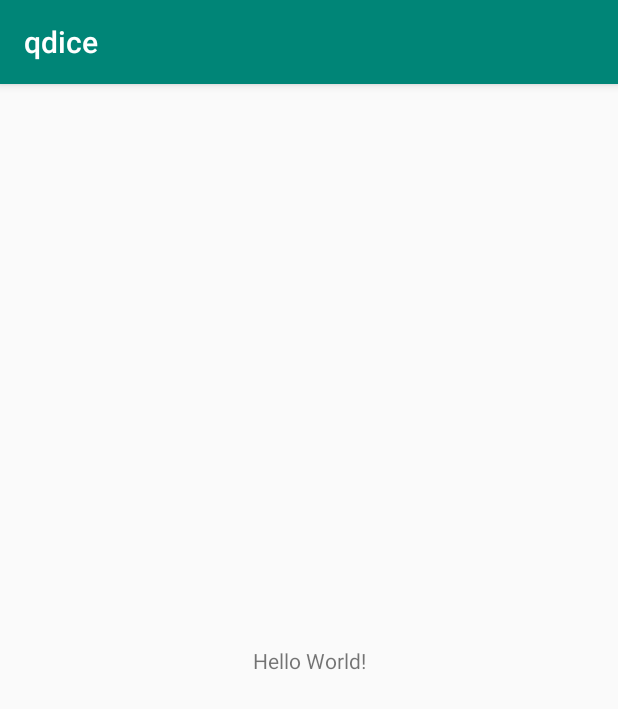
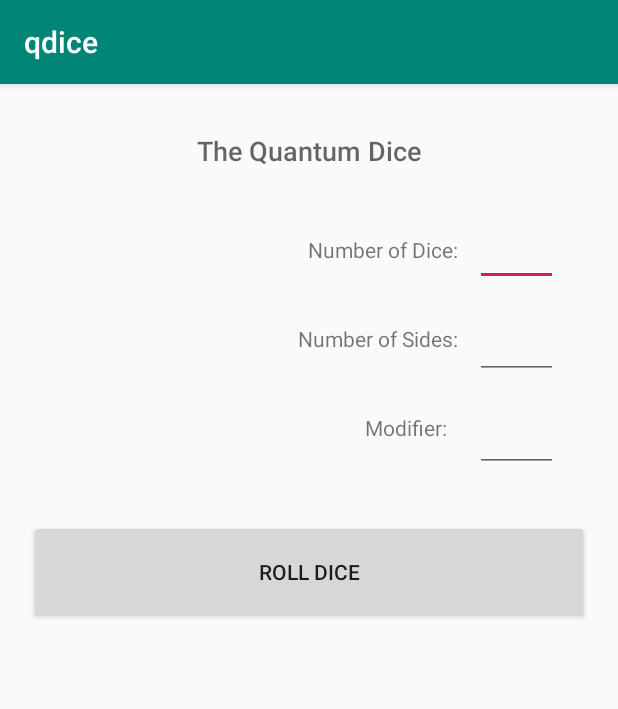
Before and after one commit to TheMagicNacho/qdice, an Android app: the screen it shows after launch (MainActivity), on a phone screen of 412 x 824 dp. Shown: the top 709 px of the screen. Run offline under Robolectric (Android 15) with nearby library versions, the phone set to English and light mode, and no system bars.

Commit message:
UI Input layout

```diff
--- a/app/src/main/AndroidManifest.xml
+++ b/app/src/main/AndroidManifest.xml
@@ -1,6 +1,6 @@
 <?xml version="1.0" encoding="utf-8"?>
 <manifest xmlns:android="http://schemas.android.com/apk/res/android"
-    package="com.example.qdice" >
+    package="com.example.qdice">
 
     <application
         android:allowBackup="true"
@@ -8,8 +8,8 @@
         android:label="@string/app_name"
         android:roundIcon="@mipmap/ic_launcher_round"
         android:supportsRtl="true"
-        android:theme="@style/AppTheme" >
-        <activity android:name=".MainActivity" >
+        android:theme="@style/AppTheme">
+        <activity android:name=".MainActivity">
             <intent-filter>
                 <action android:name="android.intent.action.MAIN" />
 
--- a/app/src/main/res/layout/activity_main.xml
+++ b/app/src/main/res/layout/activity_main.xml
@@ -1,19 +1,113 @@
 <?xml version="1.0" encoding="utf-8"?>
-<android.support.constraint.ConstraintLayout
-    xmlns:android="http://schemas.android.com/apk/res/android"
+<android.support.constraint.ConstraintLayout xmlns:android="http://schemas.android.com/apk/res/android"
+    xmlns:app="http://schemas.android.com/apk/res-auto"
     xmlns:tools="http://schemas.android.com/tools"
-    xmlns:app="http://schemas.android.com/apk/res-auto"
     android:layout_width="match_parent"
     android:layout_height="match_parent"
     tools:context=".MainActivity">
 
     <TextView
+        android:id="@+id/textView6"
+        android:layout_width="wrap_content"
+        android:layout_height="0dp"
+        android:layout_marginTop="40dp"
+        android:layout_marginEnd="12dp"
+        android:text="Modifier:  "
+        android:textAlignment="textEnd"
+        app:layout_constraintEnd_toStartOf="@+id/numMod"
+        app:layout_constraintTop_toBottomOf="@+id/textView4" />
+
+    <TextView
+        android:id="@+id/textView4"
+        android:layout_width="wrap_content"
+        android:layout_height="0dp"
+        android:layout_marginTop="40dp"
+        android:layout_marginEnd="8dp"
+        android:text="Number of Sides: "
+        android:textAlignment="textEnd"
+        app:layout_constraintEnd_toStartOf="@+id/numSides"
+        app:layout_constraintTop_toBottomOf="@+id/textView3" />
+
+    <Button
+        android:id="@+id/roll"
+        style="@android:style/Widget.Material.Light.Button.Small"
+        android:layout_width="373dp"
+        android:layout_height="69dp"
+        android:layout_marginTop="32dp"
+        android:text="Roll Dice"
+        app:layout_constraintEnd_toEndOf="parent"
+        app:layout_constraintStart_toStartOf="parent"
+        app:layout_constraintTop_toBottomOf="@+id/numMod" />
+
+    <TextView
+        android:id="@+id/textView2"
         android:layout_width="wrap_content"
         android:layout_height="wrap_content"
-        android:text="Hello World!"
-        app:layout_constraintBottom_toBottomOf="parent"
-        app:layout_constraintLeft_toLeftOf="parent"
-        app:layout_constraintRight_toRightOf="parent"
+        android:layout_marginTop="32dp"
+        android:text="The Quantum Dice"
+        android:textAlignment="center"
+        android:textAppearance="@android:style/TextAppearance.DeviceDefault.Medium"
+        app:layout_constraintEnd_toEndOf="parent"
+        app:layout_constraintStart_toStartOf="parent"
         app:layout_constraintTop_toTopOf="parent" />
 
+    <EditText
+        android:id="@+id/numDice"
+        android:layout_width="55dp"
+        android:layout_height="46dp"
+        android:layout_marginTop="32dp"
+        android:layout_marginEnd="40dp"
+        android:contentDescription="Number of Dice"
+        android:ems="10"
+        android:inputType="number"
+        android:textAlignment="center"
+        android:textStyle="bold"
+        app:layout_constraintEnd_toEndOf="parent"
+        app:layout_constraintTop_toBottomOf="@+id/textView2" />
+
+    <EditText
+        android:id="@+id/numSides"
+        android:layout_width="55dp"
+        android:layout_height="46dp"
+        android:layout_marginTop="16dp"
+        android:layout_marginEnd="40dp"
+        android:contentDescription="Number of Sides"
+        android:ems="10"
+        android:inputType="number"
+        android:textAlignment="center"
+        android:textStyle="bold"
+        app:layout_constraintEnd_toEndOf="parent"
+        app:layout_constraintTop_toBottomOf="@+id/numDice" />
+
+    <EditText
+        android:id="@+id/numMod"
+        android:layout_width="55dp"
+        android:layout_height="46dp"
+        android:layout_marginTop="16dp"
+        android:layout_marginEnd="40dp"
+        android:ems="10"
+        android:inputType="number"
+        android:textAlignment="center"
+        android:textStyle="bold"
+        app:layout_constraintEnd_toEndOf="parent"
+        app:layout_constraintTop_toBottomOf="@+id/numSides" />
+
+    <TextView
+        android:id="@+id/textView3"
+        android:layout_width="wrap_content"
+        android:layout_height="wrap_content"
+        android:layout_marginTop="40dp"
+        android:layout_marginEnd="8dp"
+        android:text="Number of Dice: "
+        android:textAlignment="textEnd"
+        app:layout_constraintEnd_toStartOf="@+id/numDice"
+        app:layout_constraintTop_toTopOf="@+id/guideline" />
+
+    <android.support.constraint.Guideline
+        android:id="@+id/guideline"
+        android:layout_width="wrap_content"
+        android:layout_height="wrap_content"
+        android:orientation="horizontal"
+        app:layout_constraintGuide_begin="61dp" />
+
 </android.support.constraint.ConstraintLayout>
--- a/app/src/main/res/mipmap-anydpi-v26/ic_launcher.xml
+++ b/app/src/main/res/mipmap-anydpi-v26/ic_launcher.xml
@@ -1,5 +1,5 @@
 <?xml version="1.0" encoding="utf-8"?>
 <adaptive-icon xmlns:android="http://schemas.android.com/apk/res/android">
-    <background android:drawable="@drawable/ic_launcher_background"/>
-    <foreground android:drawable="@drawable/ic_launcher_foreground"/>
+    <background android:drawable="@drawable/ic_launcher_background" />
+    <foreground android:drawable="@drawable/ic_launcher_foreground" />
 </adaptive-icon>
--- a/app/src/main/res/mipmap-anydpi-v26/ic_launcher_round.xml
+++ b/app/src/main/res/mipmap-anydpi-v26/ic_launcher_round.xml
@@ -1,5 +1,5 @@
 <?xml version="1.0" encoding="utf-8"?>
 <adaptive-icon xmlns:android="http://schemas.android.com/apk/res/android">
-    <background android:drawable="@drawable/ic_launcher_background"/>
-    <foreground android:drawable="@drawable/ic_launcher_foreground"/>
+    <background android:drawable="@drawable/ic_launcher_background" />
+    <foreground android:drawable="@drawable/ic_launcher_foreground" />
 </adaptive-icon>
--- a/gradle.properties
+++ b/gradle.properties
@@ -1,16 +1,12 @@
 # Project-wide Gradle settings.
-
 # IDE (e.g. Android Studio) users:
 # Gradle settings configured through the IDE *will override*
 # any settings specified in this file.
-
 # For more details on how to configure your build environment visit
 # http://www.gradle.org/docs/current/userguide/build_environment.html
-
 # Specifies the JVM arguments used for the daemon process.
 # The setting is particularly useful for tweaking memory settings.
 org.gradle.jvmargs=-Xmx1536m
-
 # When configured, Gradle will run in incubating parallel mode.
 # This option should only be used with decoupled projects. More details, visit
 # http://www.gradle.org/docs/current/userguide/multi_project_builds.html#sec:decoupled_projects
```
Also changed, not shown: app/src/main/res/drawable-v24/ic_launcher_foreground.xml (+6 -6 lines), app/src/main/res/drawable/ic_launcher_background.xml (+166 -70 lines).
